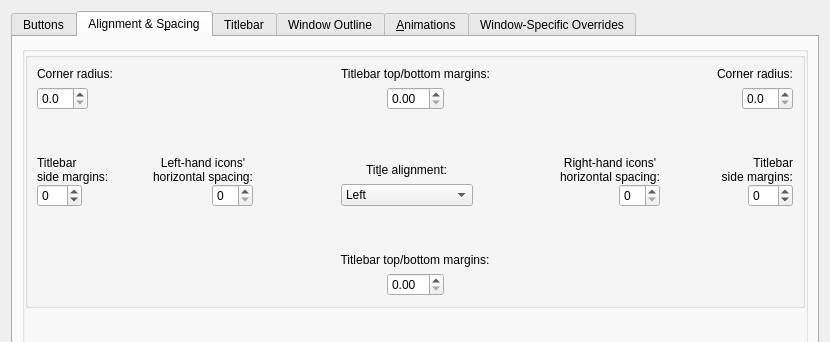
This is kdecoration/config/ui/breezeconfigurationui.ui in paulmcauley/klassy as Qt 5 draws it before an edit; both pictures show x 0 to 830 and y 0 to 342 of the 830 by 700 pixel window. The edited form follows.
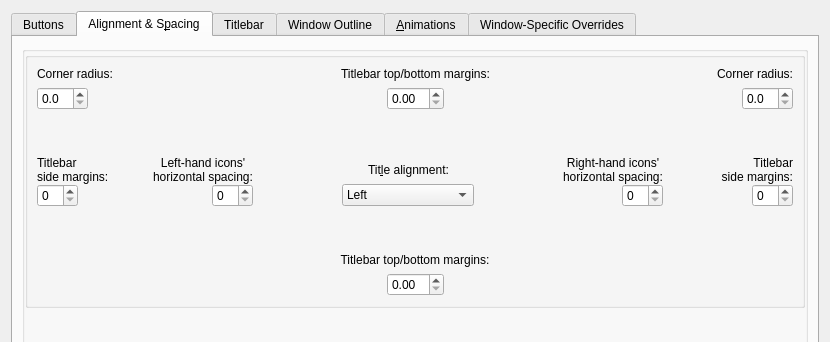
This is the edited form. The open tabs and pages were chosen to show the change. Icons and pictures are not drawn. Custom widgets are drawn as their Qt base class.

Commit message: Make side margins relative to border edge rather than titlebar edge Side margins now no longer can be negative in config UI but are sometimes negative internally Side margins are now also considered for setResizeOnlyBorders

What changed in the file:
```diff
--- a/kdecoration/config/ui/breezeconfigurationui.ui
+++ b/kdecoration/config/ui/breezeconfigurationui.ui
@@ -971,7 +971,7 @@
                   <bool>true</bool>
                  </property>
                  <property name="minimum">
-                  <number>-15</number>
+                  <number>0</number>
                  </property>
                  <property name="maximum">
                   <number>30</number>
@@ -1133,7 +1133,7 @@
                <item row="1" column="0">
                 <widget class="QSpinBox" name="titlebarSideMargins">
                  <property name="minimum">
-                  <number>-15</number>
+                  <number>0</number>
                  </property>
                  <property name="maximum">
                   <number>30</number>
```
The commit also changes 2 other files.
